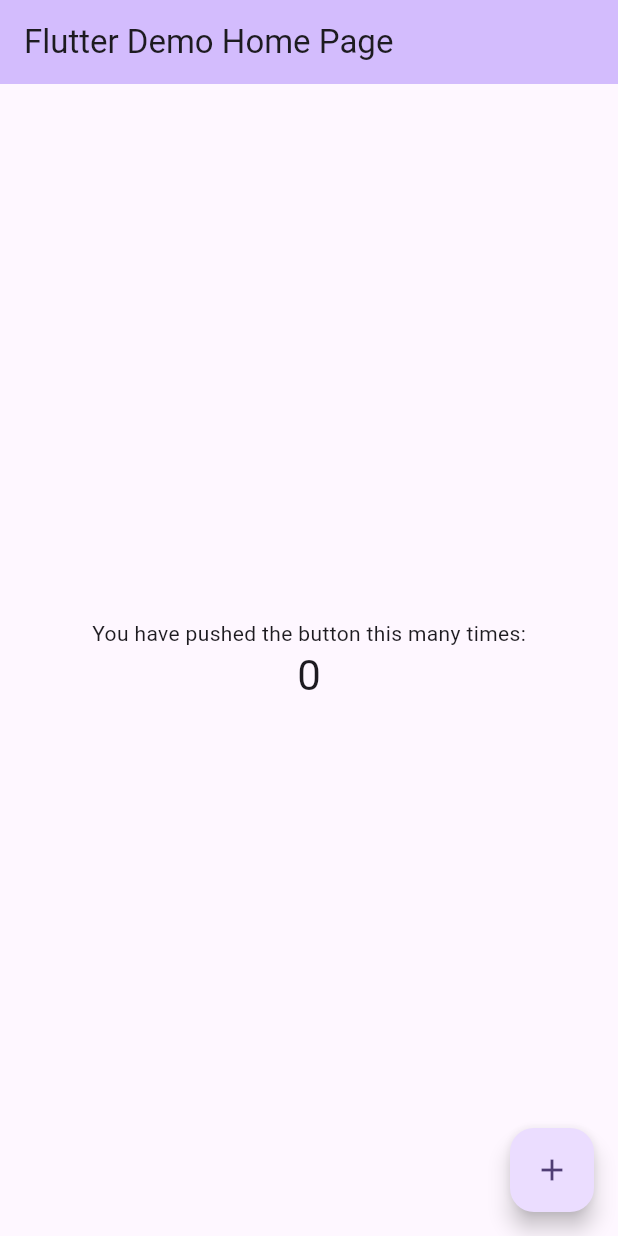
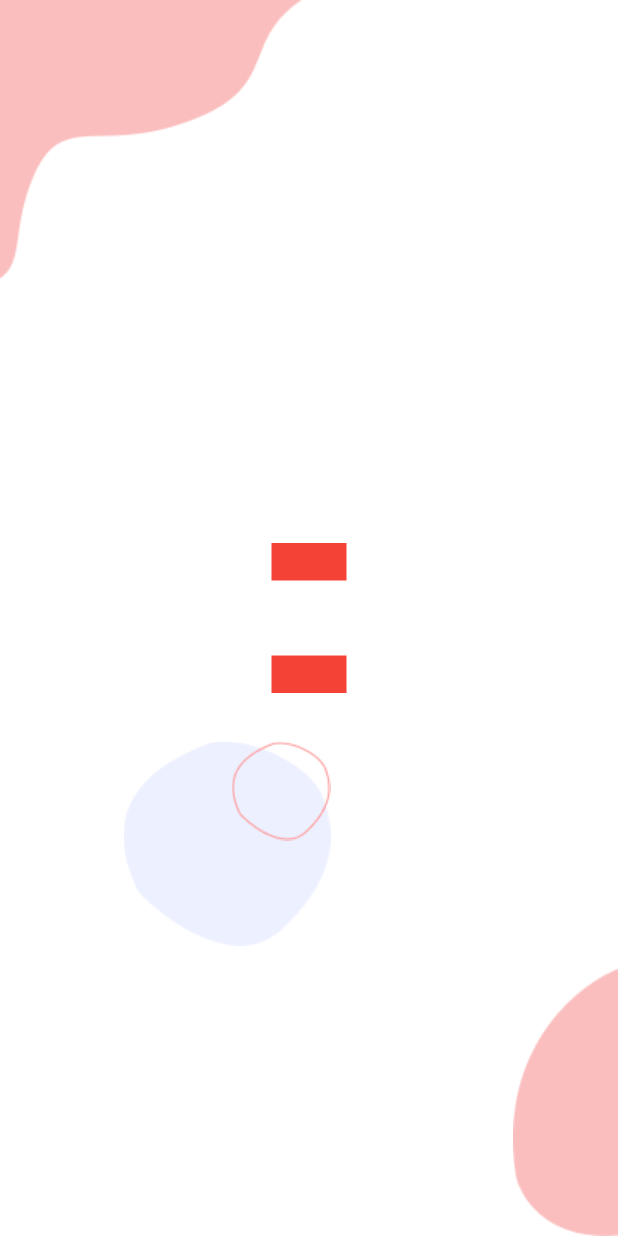
Before and after one commit to StanislavSeryogin/choice_date_of_birth, a Flutter app: the screen it shows after launch, on a phone screen of 412 x 824 dp. Run offline on Flutter 3.47's test engine with Material 2 defaults, Android fonts, the phone set to English and light mode, and no system bars; our stand-ins replace google_fonts.

Commit message:
start create design

```diff
--- a/lib/main.dart
+++ b/lib/main.dart
@@ -1,3 +1,5 @@
+import 'package:choice_date_of_birth/pages/choice.dart';
+import 'package:choice_date_of_birth/utilities/app_theme.dart';
 import 'package:flutter/material.dart';
 
 void main() {
@@ -10,59 +12,9 @@ class MyApp extends StatelessWidget {
   @override
   Widget build(BuildContext context) {
     return MaterialApp(
-      title: 'Flutter Demo',
-      theme: ThemeData(
-       colorScheme: ColorScheme.fromSeed(seedColor: Colors.deepPurple),
-        useMaterial3: true,
-      ),
-      home: const MyHomePage(title: 'Flutter Demo Home Page'),
+      debugShowCheckedModeBanner: false,
+      theme: AppTheme.appTheme,
+      home: const Choice(),
     );
   }
 }
-
-class MyHomePage extends StatefulWidget {
-  const MyHomePage({super.key, required this.title});
-final String title;
-
-  @override
-  State<MyHomePage> createState() => _MyHomePageState();
-}
-
-class _MyHomePageState extends State<MyHomePage> {
-  int _counter = 0;
-
-  void _incrementCounter() {
-    setState(() {
-    _counter++;
-    });
-  }
-
-  @override
-  Widget build(BuildContext context) {
-   return Scaffold(
-      appBar: AppBar(
-      backgroundColor: Theme.of(context).colorScheme.inversePrimary,
-       title: Text(widget.title),
-      ),
-      body: Center(
-        child: Column(
-          mainAxisAlignment: MainAxisAlignment.center,
-          children: <Widget>[
-            const Text(
-              'You have pushed the button this many times:',
-            ),
-            Text(
-              '$_counter',
-              style: Theme.of(context).textTheme.headlineMedium,
-            ),
-          ],
-        ),
-      ),
-      floatingActionButton: FloatingActionButton(
-        onPressed: _incrementCounter,
-        tooltip: 'Increment',
-        child: const Icon(Icons.add),
-      ),
-    );
-  }
-}
--- /dev/null
+++ b/lib/pages/choice.dart
@@ -0,0 +1,56 @@
+import 'package:choice_date_of_birth/utilities/constants.dart';
+import 'package:choice_date_of_birth/widgets/choice_container.dart';
+import 'package:flutter/material.dart';
+
+class Choice extends StatelessWidget {
+  const Choice({super.key});
+
+  @override
+  Widget build(BuildContext context) {
+    // position widgets dynamically for different screen size;
+    double screenWidth = MediaQuery.of(context).size.width;
+    double screenHeight = MediaQuery.of(context).size.height;
+
+    return Scaffold(
+      body: Stack(
+        children: [
+          Align(
+            alignment: Alignment.topLeft,
+            child: AppImage.kTopLeft,
+          ),
+          Align(
+            alignment: Alignment.bottomRight,
+            child: AppImage.kBottomRight,
+          ),
+          Positioned(
+            // position widgets dynamically for different screen size;
+            top: screenHeight * 0.6, // or top: 624
+            left: screenWidth * 0.2, // or left: 67
+
+            child: SizedBox(
+              width: 138,
+              height: 136,
+              child: Stack(
+                children: <Widget>[
+                  AppImage.kCenterBig,
+                  Align(
+                    alignment: Alignment.topRight,
+                    child: AppImage.kCenterSmall,
+                  ),
+                ],
+              ),
+            ),
+          ),
+          ChoiceContainer(
+            screenTop: (screenHeight / 2) - 50, // or screenTop: 253
+            screenLeft: (screenWidth / 2) - 25, // or screenLeft: 34
+          ),
+          ChoiceContainer(
+            screenTop: (screenHeight / 2) + 25, // or screenTop: 457
+            screenLeft: (screenWidth / 2) - 25, // or screenLeft: 34
+          ),
+        ],
+      ),
+    );
+  }
+}
--- /dev/null
+++ b/lib/pages/date_of_birth.dart
@@ -0,0 +1,10 @@
+import 'package:flutter/material.dart';
+
+class DateOfBirth extends StatelessWidget {
+  const DateOfBirth({super.key});
+
+  @override
+  Widget build(BuildContext context) {
+    return const Placeholder();
+  }
+}
--- /dev/null
+++ b/lib/pages/summary_of_selections.dart
@@ -0,0 +1,10 @@
+import 'package:flutter/material.dart';
+
+class SummaryOfSelection extends StatelessWidget {
+  const SummaryOfSelection({super.key});
+
+  @override
+  Widget build(BuildContext context) {
+    return const Placeholder();
+  }
+}
--- /dev/null
+++ b/lib/utilities/app_theme.dart
@@ -0,0 +1,31 @@
+import 'package:choice_date_of_birth/utilities/constants.dart';
+import 'package:flutter/material.dart';
+import 'package:google_fonts/google_fonts.dart';
+
+/*
+Here we can modify our app, add more feature on design, light and dark theme for example.
+
+enum AppTheme {
+  lightTheme,
+  darkTheme,
+}
+
+class AppThemes {
+  static final appThemeData = {
+    AppTheme.darkTheme: FlexThemeData.dark(
+     ...
+    ),
+    AppTheme.lightTheme: FlexThemeData.light(
+      ...
+    ),
+  };
+}
+*/
+
+class AppTheme {
+  static final ThemeData appTheme = ThemeData(
+    useMaterial3: true,
+    scaffoldBackgroundColor: AppColors.kBackgroundColor,
+    fontFamily: GoogleFonts.nunito().fontFamily,
+  );
+}
--- /dev/null
+++ b/lib/utilities/constants.dart
@@ -0,0 +1,13 @@
+import 'package:flutter/material.dart';
+
+class AppColors {
+  static const kBackgroundColor = Color(0xFFffffff);
+}
+
+class AppImage {
+  static final kTopLeft = Image.asset('assets/image_choice/top_left.png');
+  static final kBottomRight = Image.asset('assets/image_choice/bottom_right.png');
+  static final kCenterBig = Image.asset('assets/image_choice/center_big.png');
+  static final kCenterSmall = Image.asset('assets/image_choice/center_small.png');
+  static final kArrow = Image.asset('assets/image_choice/arrow.png');
+}
--- /dev/null
+++ b/lib/widgets/choice_container.dart
@@ -0,0 +1,25 @@
+import 'package:flutter/material.dart';
+
+class ChoiceContainer extends StatelessWidget {
+  const ChoiceContainer({
+    super.key,
+    required this.screenTop,
+    required this.screenLeft,
+  });
+
+  final double screenTop;
+  final double screenLeft;
+
+  @override
+  Widget build(BuildContext context) {
+    return Positioned(
+      top: screenTop,
+      left: screenLeft,
+      child: Container(
+        width: 50,
+        height: 25,
+        color: Colors.red,
+      ),
+    );
+  }
+}
```
Also changed, not shown: pubspec.yaml (+10 -9 lines), assets/image_choice/bottom_right.png (renamed from assets/image_choice/Vector 5.png), assets/image_choice/center_big.png (renamed from assets/image_choice/Vector 16_2.png), assets/image_choice/center_small.png (renamed from assets/image_choice/Vector 17.png), assets/image_choice/top_left.png (renamed from assets/image_choice/Vector 16.png), pubspec.lock, 6 other files.
